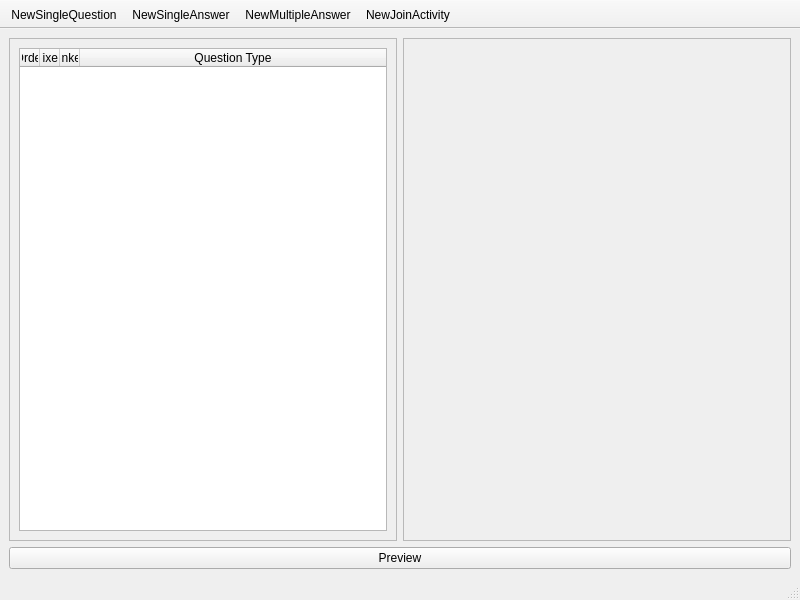
Qt form lib/mainwindow.ui (mijuanlo/kmixtest) before a commit.
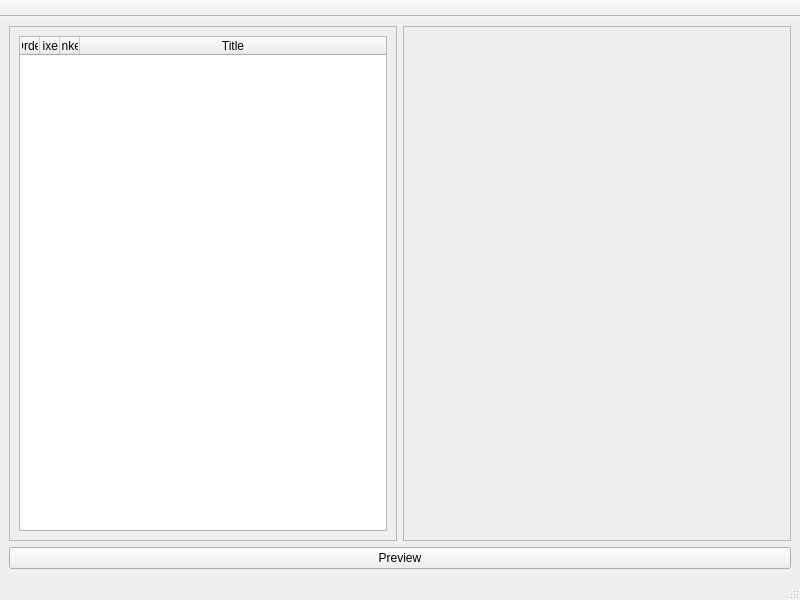
The same form after that commit.

Commit message: Remove toolbar fixed actions from ui file, change header label from question table

```diff
--- a/lib/mainwindow.ui
+++ b/lib/mainwindow.ui
@@ -28,7 +28,7 @@
            <x>0</x>
            <y>0</y>
            <width>386</width>
-           <height>455</height>
+           <height>475</height>
           </rect>
          </property>
          <layout class="QVBoxLayout" name="verticalLayout">
@@ -87,7 +87,7 @@
             </column>
             <column>
              <property name="text">
-              <string>Question Type</string>
+              <string>Title</string>
              </property>
             </column>
            </widget>
@@ -107,7 +107,7 @@
            <x>0</x>
            <y>0</y>
            <width>386</width>
-           <height>455</height>
+           <height>475</height>
           </rect>
          </property>
          <layout class="QVBoxLayout" name="verticalLayout_3">
@@ -168,37 +168,7 @@
    <attribute name="toolBarBreak">
     <bool>false</bool>
    </attribute>
-   <addaction name="actionNewSingleQuestion"/>
-   <addaction name="actionNewSingleAnswer"/>
-   <addaction name="actionNewMultipleAnswer"/>
-   <addaction name="actionNewJoinActivity"/>
   </widget>
-  <action name="actionNewSingleQuestion">
-   <property name="text">
-    <string>NewSingleQuestion</string>
-   </property>
-   <property name="toolTip">
-    <string>NewSingleQuestion</string>
-   </property>
-  </action>
-  <action name="actionNewSingleAnswer">
-   <property name="text">
-    <string>NewSingleAnswer</string>
-   </property>
-   <property name="toolTip">
-    <string>NewSingleAnswer</string>
-   </property>
-  </action>
-  <action name="actionNewMultipleAnswer">
-   <property name="text">
-    <string>NewMultipleAnswer</string>
-   </property>
-  </action>
-  <action name="actionNewJoinActivity">
-   <property name="text">
-    <string>NewJoinActivity</string>
-   </property>
-  </action>
  </widget>
  <resources/>
  <connections/>
```
The commit also changes 4 other files.
